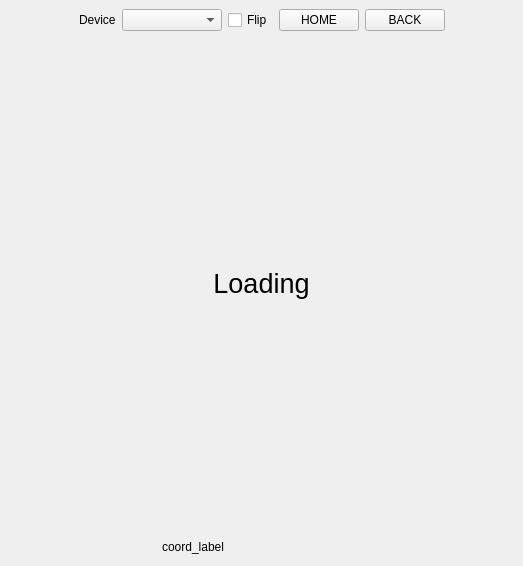
Above: scrcpy_ui/main.ui from touxiaoling/py-scrcpy-client before the change. Below: the same form after it.
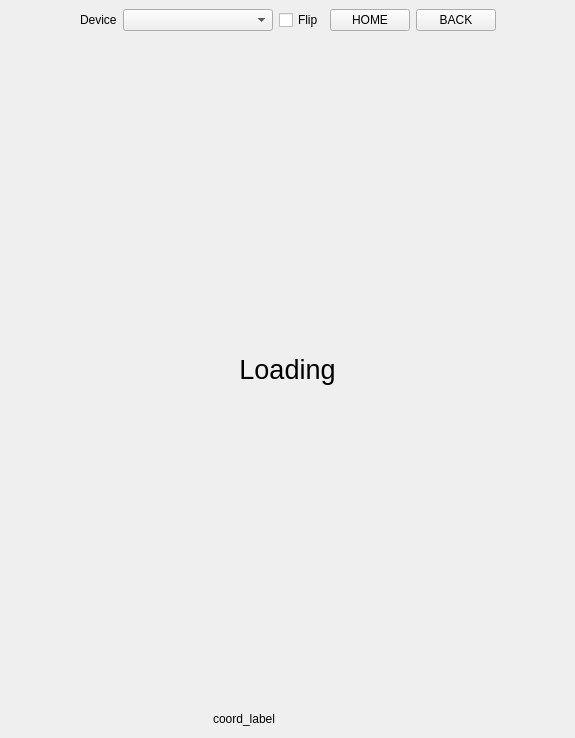
That is the form after the change.

Diff of the .ui file:
```diff
--- a/scrcpy_ui/main.ui
+++ b/scrcpy_ui/main.ui
@@ -6,8 +6,8 @@
             <rect>
                 <x>0</x>
                 <y>0</y>
-                <width>523</width>
-                <height>566</height>
+    <width>575</width>
+    <height>738</height>
             </rect>
         </property>
         <property name="windowTitle">
@@ -47,7 +47,7 @@
                                     <widget class="QComboBox" name="combo_device">
                                         <property name="minimumSize">
                                             <size>
-                                                <width>100</width>
+            <width>150</width>
                                                 <height>0</height>
                                             </size>
                                         </property>
@@ -90,13 +90,26 @@
                             </layout>
                         </item>
                         <item>
-                            <layout class="QHBoxLayout" name="horizontalLayout_2" stretch="0">
+       <layout class="QHBoxLayout" name="horizontalLayout_2" stretch="0,0,0">
                                 <property name="sizeConstraint">
                                     <enum>QLayout::SizeConstraint::SetFixedSize</enum>
                                 </property>
                                 <property name="rightMargin">
                                     <number>0</number>
                                 </property>
+        <item>
+         <spacer name="horizontalSpacer_5">
+          <property name="orientation">
+           <enum>Qt::Orientation::Horizontal</enum>
+          </property>
+          <property name="sizeHint" stdset="0">
+           <size>
+            <width>40</width>
+            <height>20</height>
+           </size>
+          </property>
+         </spacer>
+        </item>
                                 <item>
                                     <widget class="QLabel" name="label">
                                         <property name="text">
@@ -110,6 +123,19 @@
                                         </property>
                                     </widget>
                                 </item>
+        <item>
+         <spacer name="horizontalSpacer_6">
+          <property name="orientation">
+           <enum>Qt::Orientation::Horizontal</enum>
+          </property>
+          <property name="sizeHint" stdset="0">
+           <size>
+            <width>40</width>
+            <height>20</height>
+           </size>
+          </property>
+         </spacer>
+        </item>
                             </layout>
                         </item>
                         <item>
@@ -137,7 +163,7 @@
                                     <widget class="QLabel" name="coord_label">
                                         <property name="minimumSize">
                                             <size>
-                                                <width>200</width>
+            <width>150</width>
                                                 <height>0</height>
                                             </size>
                                         </property>
```
Left out of the diff: 7 changed lines with no effect on the pictures. Lines whose indentation alone changed are shown as unchanged.
